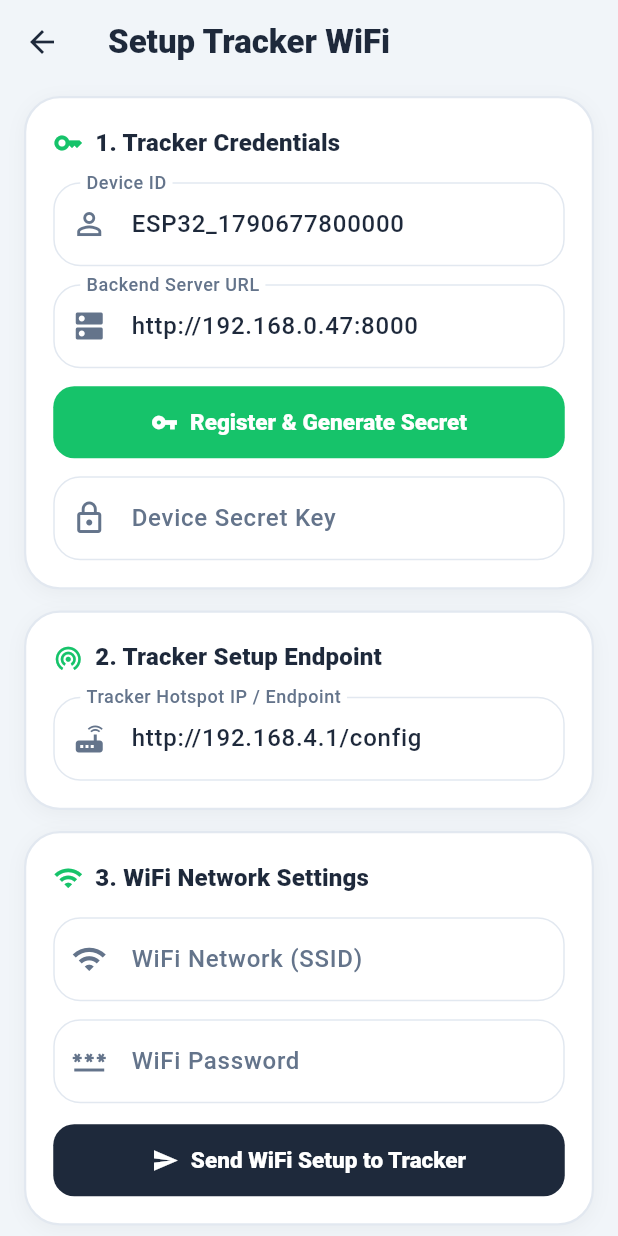
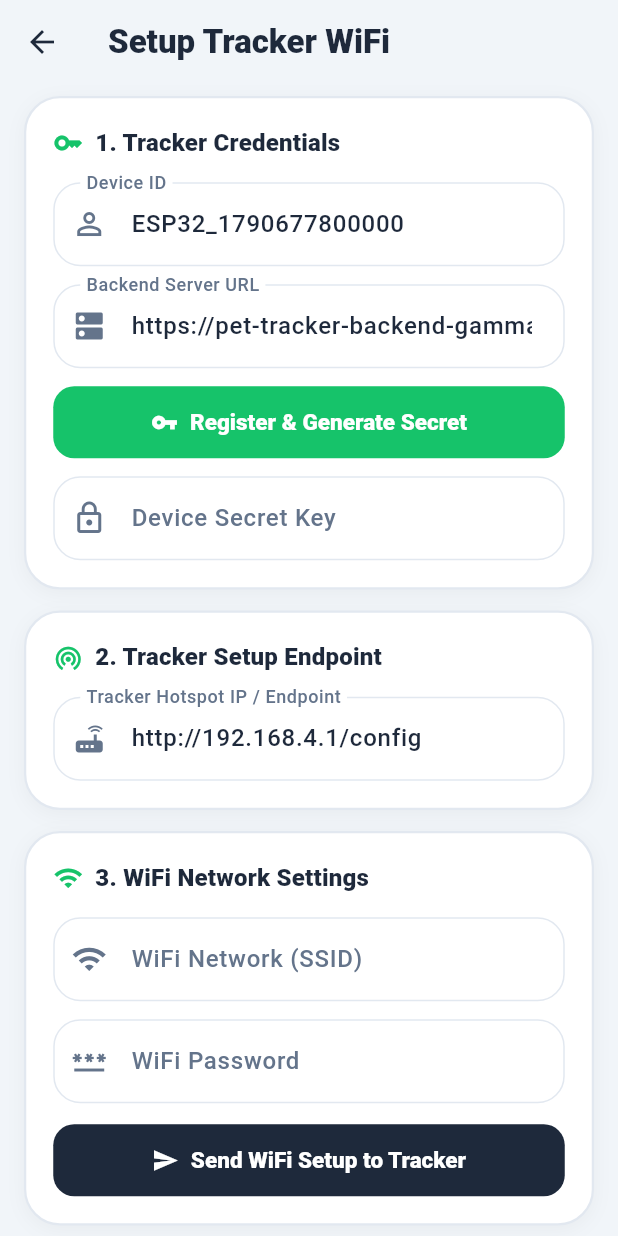
Before and after one commit to JunreyTG/Pet-tracker-backend, a Flutter app: the DeviceWifiSetupScreen screen opened by its route, on a phone screen of 412 x 824 dp. Run offline on Flutter 3.47's test engine with Material 3 defaults, Android fonts, the phone set to English and light mode, and no system bars; our stand-ins replace firebase_core, firebase_messaging, flutter_local_notifications, flutter_map, get, image_picker and 2 more; accounts and stored records are empty; network calls fail.

```diff
--- a/pet-tracker-app/lib/core/constants/app_config.dart
+++ b/pet-tracker-app/lib/core/constants/app_config.dart
@@ -2,7 +2,7 @@ class AppConfig {
   static const apiPrefix = '/api/v1';
   static const defaultBaseUrl = String.fromEnvironment(
     'PET_TRACKER_API_URL',
-    defaultValue: 'http://192.168.0.47:8000',
+    defaultValue: 'https://pet-tracker-backend-gamma.vercel.app',
   );
 
   // Web/desktop local dev: http://127.0.0.1:8000
```
Also changed, not shown: 15 other files.
